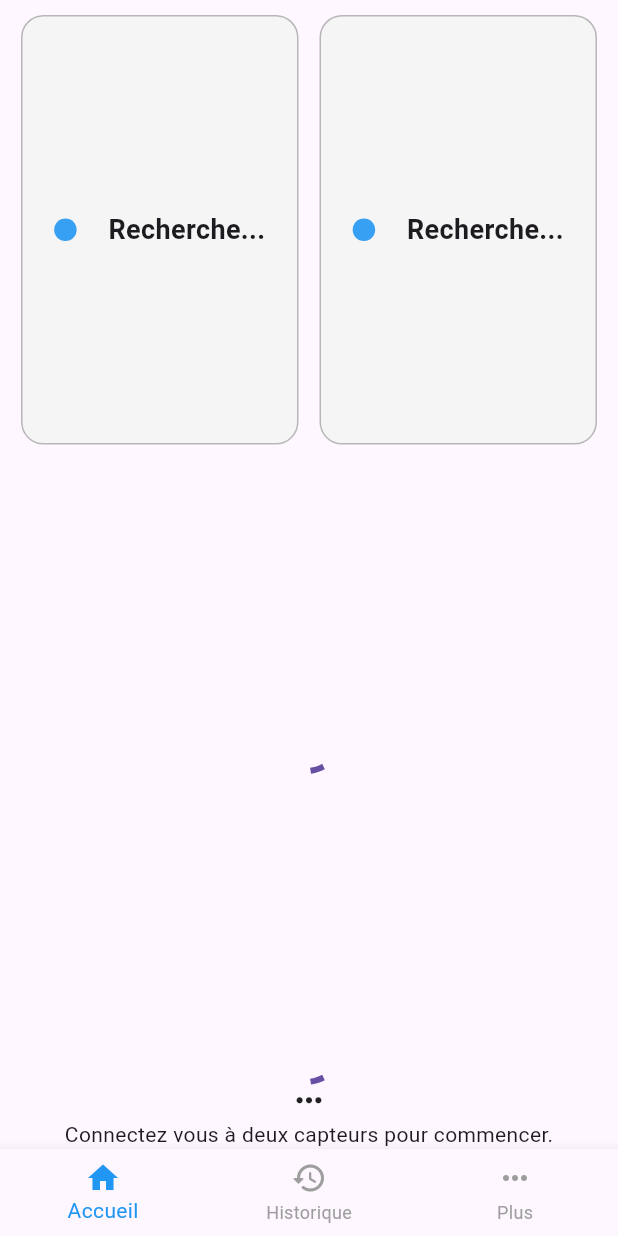
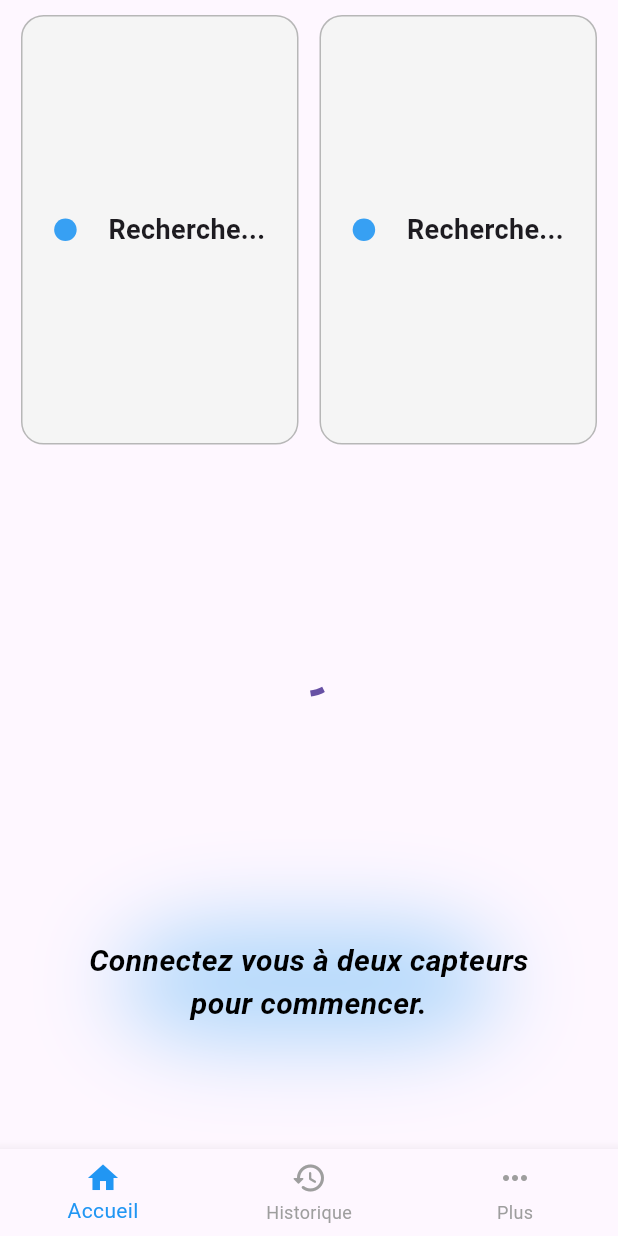
Before and after one commit to florianpetiot/polyleaks, a Flutter app: the screen it shows after launch, on a phone screen of 412 x 824 dp. Run offline on Flutter 3.47's test engine with Material 3 defaults, Android fonts, the phone set to English and light mode, and no system bars; our stand-ins replace flutter_blue_plus, flutter_svg, geolocator, google_maps_flutter, isar, popover and 2 more; accounts and stored records are empty; generated files the repository leaves out were written again; statements that could not run were skipped.

Commit message:
fix bluetooth pour support Raspberry Pi + finalisation de l'animation sur la home + fix couleur android bottom bar pour compatibilitée + cloudMapId pour une carte sans marqueurs par défauts

```diff
--- a/lib/bluetooth/bluetooth_manager.dart
+++ b/lib/bluetooth/bluetooth_manager.dart
@@ -2,6 +2,7 @@ import 'package:flutter/material.dart';
 import 'package:flutter/foundation.dart';
 import 'package:flutter_blue_plus/flutter_blue_plus.dart';
 import 'package:geolocator/geolocator.dart';
+import 'package:intl/intl.dart';
 import 'package:polyleaks/database/polyleaks_database.dart';
 import 'package:polyleaks/main.dart';
 import 'package:polyleaks/pages/accueil/capteur_slot_provider.dart';
@@ -611,13 +612,17 @@ class BluetoothManager {
       // INFORMATION
       // 0000180a-0000-1000-8000-00805f9b34fb
       if (service.uuid.toString() == "180a") {
+        print("SERVICE INFORMATION");
         var characteristics = service.characteristics;
         for(BluetoothCharacteristic c in characteristics) {
 
           // DATE INIT
           if (c.properties.write) {
             if (c.uuid.toString() == "2a08") {
-              var date = DateTime.now().toString().codeUnits;
+              String formattedDate = DateFormat('yyyy-MM-dd HH:mm:ss').format(DateTime.now());
+              var date = formattedDate.codeUnits;
+              print("ECRITURE DATE INIT");
+              print(formattedDate);
               await c.write(date);
             }
           }
--- a/lib/main.dart
+++ b/lib/main.dart
@@ -53,7 +53,7 @@ class _MyAppState extends State<MyApp> {
       statusBarColor: Colors.transparent,
       statusBarIconBrightness: Brightness.dark,
       systemNavigationBarColor: Colors.white.withOpacity(0.002),
-      // systemNavigationBarIconBrightness: Brightness.dark,
+      systemNavigationBarIconBrightness: Brightness.dark,
     ));
 
     return MaterialApp(
--- a/lib/pages/accueil/page_accueil.dart
+++ b/lib/pages/accueil/page_accueil.dart
@@ -18,18 +18,12 @@ class PageAccueil extends StatefulWidget {
 }
 
 class _PageAccueilState extends State<PageAccueil> {
-  SMIInput? estTrouve;
+  SMIInput? etatAnimation;
   Artboard? riveArtboard;
 
   @override
   void initState() {
     super.initState();
-
-    for (int slot = 1; slot <= 2; slot++) {
-      if (context.read<CapteurStateNotifier>().getSlot(slot)["state"] == CapteurSlotState.trouve) {
-        context.read<CapteurStateNotifier>().setSlotState(slot, state: CapteurSlotState.recherche);
-      }
-    }
 
     BluetoothManager().scanForDevices(context);
     rootBundle.load('assets/pipe_animation.riv').then(
@@ -40,7 +34,7 @@ class _PageAccueilState extends State<PageAccueil> {
           var controller = StateMachineController.fromArtboard(artboard, 'State Machine 1');
           if (controller != null) {
             artboard.addController(controller);
-            estTrouve = controller.findSMI('etat');
+            etatAnimation = controller.findSMI('etat');
           }
           setState(() => riveArtboard = artboard);
         }
@@ -53,13 +47,23 @@ class _PageAccueilState extends State<PageAccueil> {
 
   @override
   void dispose() {
+    print("dispose");
+    for (int slot = 1; slot <= 2; slot++) {
+      if (context.read<CapteurStateNotifier>().getSlot(slot)["state"] == CapteurSlotState.trouve) {
+        print("dispose");
+        context.read<CapteurStateNotifier>().setSlotState(slot, state: CapteurSlotState.recherche);
+      }
+    }
+
     super.dispose();
     BluetoothManager().stopScan();
+
+
   }
 
   void changerEtat(bool newValue) {
     setState(() {
-      estTrouve!.value = newValue ? 1.0 : 0.0;
+      etatAnimation!.value = newValue ? 110.0 : 0.0;
     });
   }
 
@@ -69,6 +73,73 @@ class _PageAccueilState extends State<PageAccueil> {
     final gpsPermission = context.watch<CapteurStateNotifier>().gpsPermission;
     final bluetoothPermission = context.watch<CapteurStateNotifier>().bluetoothPermission;
     final capteurState = context.watch<CapteurStateNotifier>();
+
+    var etat1 = context.read<CapteurStateNotifier>().getSlot(1)["state"];
+    var etat2 = context.read<CapteurStateNotifier>().getSlot(2)["state"];
+
+    if ((etat1 == CapteurSlotState.recherche || etat1 == CapteurSlotState.trouve) && (etat2 == CapteurSlotState.recherche || etat2 == CapteurSlotState.trouve)) {
+      if (etatAnimation != null) {
+        setState(() {
+          etatAnimation!.value = 0.0;
+        });
+      }
+    }
+    else if ((etat1 == CapteurSlotState.recherche || etat1 == CapteurSlotState.trouve) && etat2 == CapteurSlotState.connecte) {
+      if (etatAnimation != null) {
+        setState(() {
+          etatAnimation!.value = 01.0;
+        });
+      }
+    }
+    else if ((etat1 == CapteurSlotState.recherche || etat1 == CapteurSlotState.trouve) && etat2 == CapteurSlotState.perdu) {
+      if (etatAnimation != null) {
+        setState(() {
+          etatAnimation!.value = 02.0;
+        });
+      }
+    }
+    else if (etat1 == CapteurSlotState.connecte && (etat2 == CapteurSlotState.recherche || etat2 == CapteurSlotState.trouve)) {
+      if (etatAnimation != null) {
+        setState(() {
+          etatAnimation!.value = 10.0;
+        });
+      }
+    }
+    else if (etat1 == CapteurSlotState.connecte && etat2 == CapteurSlotState.connecte) {
+      if (etatAnimation != null) {
+        setState(() {
+          etatAnimation!.value = 110.0;
+        });
+      }
+    }
+    else if (etat1 == CapteurSlotState.connecte && etat2 == CapteurSlotState.perdu) {
+      if (etatAnimation != null) {
+        setState(() {
+          etatAnimation!.value = 120.0;
+        });
+      }
+    }
+    else if (etat1 == CapteurSlotState.perdu && (etat2 == CapteurSlotState.recherche || etat2 == CapteurSlotState.trouve)) {
+      if (etatAnimation != null) {
+        setState(() {
+          etatAnimation!.value = 20.0;
+        });
+      }
+    }
+    else if (etat1 == CapteurSlotState.perdu && etat2 == CapteurSlotState.connecte) {
+      if (etatAnimation != null) {
+        setState(() {
+          etatAnimation!.value = 210.0;
+        });
+      }
+    }
+    else if (etat1 == CapteurSlotState.perdu && etat2 == CapteurSlotState.perdu) {
+      if (etatAnimation != null) {
+        setState(() {
+          etatAnimation!.value = 220.0;
+        });
+      }
+    }
 
     return SafeArea(
       child: Scaffold(
@@ -91,23 +162,21 @@ class _PageAccueilState extends State<PageAccueil> {
               Expanded(
                 flex: 3,
                 child: Column(
-                  mainAxisAlignment: MainAxisAlignment.spaceEvenly,
+                  // mainAxisAlignment: MainAxisAlignment.spaceEvenly,
                   children: [
                     Expanded(
+                      flex: 3,
                       child: riveArtboard == null
                         ? const Center(child: CircularProgressIndicator())
                         : Rive(artboard: riveArtboard!),
                     ),
 
-                    estTrouve == null
-                      ? const CircularProgressIndicator()
-                      : Switch(
-                          value: estTrouve!.value == 1.0 ? true : false,
-                          onChanged: (value) => changerEtat(value),
-                        ),
-
+                    Expanded(
+                      flex: 2,
+                        child: Column(
+                          mainAxisAlignment: MainAxisAlignment.spaceEvenly,
+                          children: [
                             detectionFuiteTexte(capteurState),
-
 
                             (blacklist.isNotEmpty && (capteurState.getSlot(1)["state"] == CapteurSlotState.recherche || capteurState.getSlot(2)["state"] == CapteurSlotState.recherche))
                               ? ElevatedButton(
@@ -117,6 +186,11 @@ class _PageAccueilState extends State<PageAccueil> {
                                 child: const Text('Réinitialiser la blacklist'),
                               )
                             : const SizedBox()
+                          ],
+                        ),
+
+                    )
+
                   ],
                 )
               )
@@ -205,25 +279,105 @@ class _PageAccueilState extends State<PageAccueil> {
     double difference = (capteurState.getSlot(1)["valeur"] - capteurState.getSlot(2)["valeur"]).abs();
 
     if (!([CapteurSlotState.connecte, CapteurSlotState.perdu].contains(capteurState.getSlot(1)["state"])) || !([CapteurSlotState.connecte, CapteurSlotState.perdu].contains(capteurState.getSlot(2)["state"]))) {
-      return const Column(
-        children: [
-          Icon(Icons.more_horiz_outlined, size: 25),
-          Text('Connectez vous à deux capteurs pour commencer.')
-        ]);
+      return Stack(
+        alignment: Alignment.center,
+        children: <Widget>[
+          Container(
+            width: 250, // Ajustez la largeur comme vous le souhaitez
+            height: 70, // Ajustez la hauteur comme vous le souhaitez
+            decoration: const BoxDecoration(
+              borderRadius: BorderRadius.all(Radius.elliptical(100, 50)),
+              // color: Colors.blue, // Choisissez la couleur que vous voulez
+              boxShadow: [
+                BoxShadow(
+                  color: Color.fromRGBO(144, 202, 249, 0.738),
+                  spreadRadius: 2,
+                  blurRadius: 50,
+                  offset: Offset(0, 0), // changes position of shadow
+                ),
+              ],
+            ),
+          ),
+          const Text(
+            'Connectez vous à deux capteurs\npour commencer.',
+            style: TextStyle(
+              color: Colors.black,
+              fontWeight: FontWeight.bold,
+              fontStyle: FontStyle.italic,
+              fontSize: 20
+            ),
+            textAlign: TextAlign.center,
+          ),
+        ],
+      );
     }
     else if (difference > incoherence) {
-      return const Column(
-        children: [
-          Icon(Icons.warning_amber_rounded, size: 25,),
-          Text('Fuite détectée !')
-        ]);
+      if (etatAnimation != null) {
+        setState(() {
+          etatAnimation!.value += 1.0;
+        });
+      }
+      return Stack(
+        alignment: Alignment.center,
+        children: <Widget>[
+          Container(
+            width: 250, // Ajustez la largeur comme vous le souhaitez
+            height: 70, // Ajustez la hauteur comme vous le souhaitez
+            decoration: const BoxDecoration(
+              borderRadius: BorderRadius.all(Radius.elliptical(100, 50)),
+              // color: Colors.blue, // Choisissez la couleur que vous voulez
+              boxShadow: [
+                BoxShadow(
+                  color: Color.fromRGBO(239, 154, 154, 0.803),
+                  spreadRadius: 2,
+                  blurRadius: 50,
+                  offset: Offset(0, 0), // changes position of shadow
+                ),
+              ],
+            ),
+          ),
+          // Icon(Icons.warning_amber_rounded, size: 25,),
+          const Text(
+            'Une fuite à été détectée !',
+            style: TextStyle(
+              fontWeight: FontWeight.bold,
+              fontStyle: FontStyle.italic,
+              fontSize: 20
+            ),
+          )
+        ],
+      );
     }
     else {
-      return const Column(
-        children: [
-          Icon(Icons.check_circle_outline, size: 25),
-          Text('Aucune fuite détectée.')
-        ]);
+      return Stack(
+        alignment: Alignment.center,
+        children: <Widget>[
+          Container(
+            width: 250, // Ajustez la largeur comme vous le souhaitez
+            height: 70, // Ajustez la hauteur comme vous le souhaitez
+            decoration: const BoxDecoration(
+              borderRadius: BorderRadius.all(Radius.elliptical(100, 50)),
+              // color: Colors.blue, // Choisissez la couleur que vous voulez
+              boxShadow: [
+                BoxShadow(
+                  color: Color.fromRGBO(165, 214, 167, 1),
+                  spreadRadius: 2,
+                  blurRadius: 50,
+                  offset: Offset(0, 0), // changes position of shadow
+                ),
+              ],
+            ),
+          ),
+          const Text(
+            'Aucune fuite détectée.',
+            style: TextStyle(
+              fontWeight: FontWeight.bold,
+              fontStyle: FontStyle.italic,
+              fontSize: 20
+            ),
+          ),
+        ],
+      );
     }
   }
 }
--- a/lib/pages/historique/vue_maps.dart
+++ b/lib/pages/historique/vue_maps.dart
@@ -142,6 +142,7 @@ class _VueMapsState extends State<VueMaps> {
 
           GoogleMap(
             onMapCreated: _onMapCreated,
+            cloudMapId: "bba0b8f0ded1ff5d",
             initialCameraPosition: CameraPosition(
               target: _cameraPosition,
               zoom: _cameraZoom,
```
Also changed, not shown: 1 other file. Lines whose indentation alone changed are shown as unchanged.
